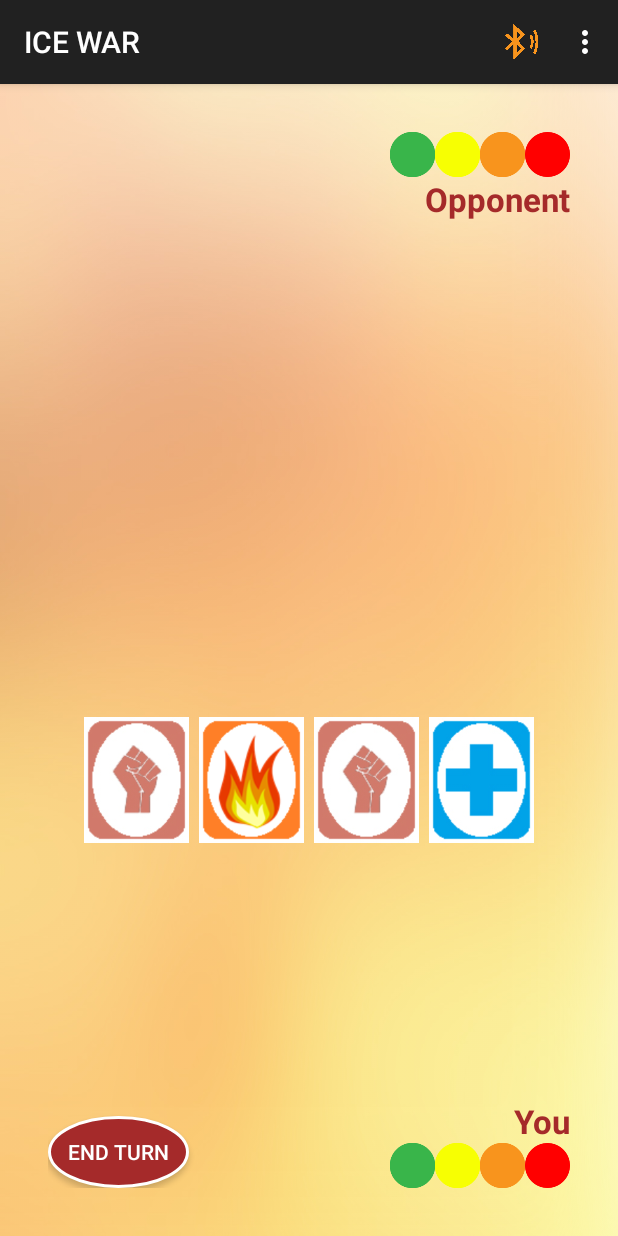
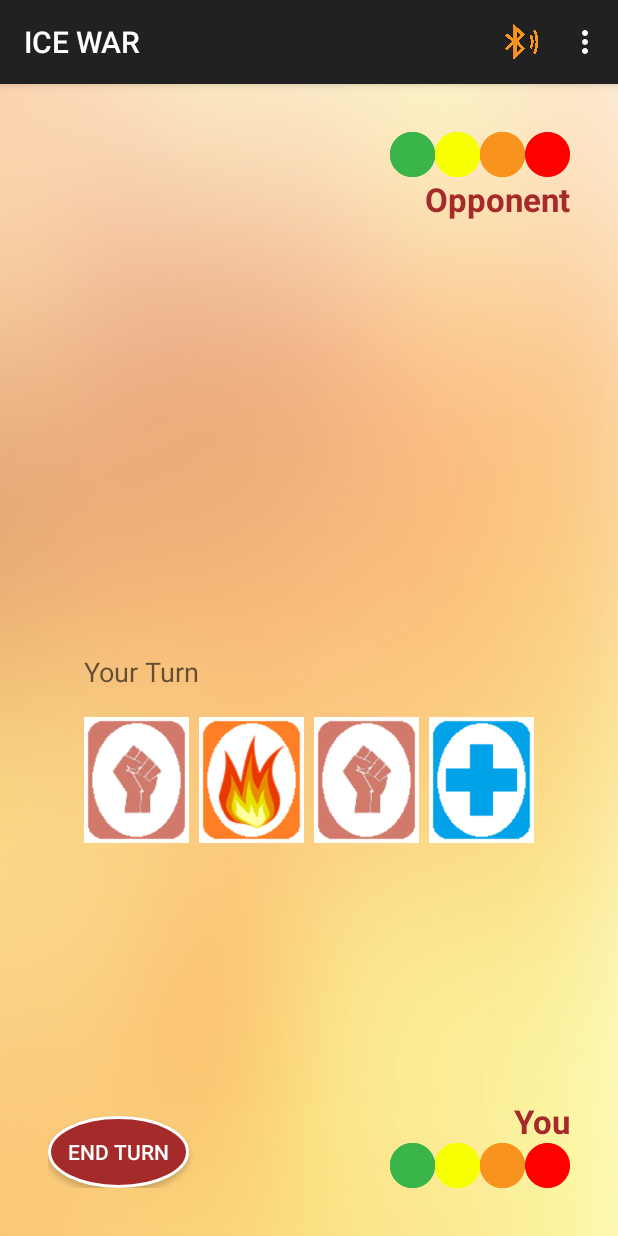
Before and after one commit to Johmphot/Card, an Android app: the MultiplayerGameActivity screen opened directly, with no data from a screen before it, on a phone screen of 412 x 824 dp. Run offline under Robolectric (Android 15) with nearby library versions, the phone set to English and light mode, and no system bars.

Commit message:
your turn

```diff
--- a/app/src/main/java/johmphot/card/bluetooth/MultiplayerGameActivity.java
+++ b/app/src/main/java/johmphot/card/bluetooth/MultiplayerGameActivity.java
@@ -40,6 +40,7 @@ import android.view.animation.TranslateAnimation;
 import android.widget.Button;
 import android.widget.ImageView;
 import android.widget.RelativeLayout;
+import android.widget.TextView;
 import android.widget.Toast;
 import java.io.IOException;
 import java.util.Random;
@@ -71,6 +72,7 @@ public class MultiplayerGameActivity extends Fragment
     private ImageView[] handCard = new ImageView[4];
     private ImageView fieldCardImage;
     private ImageView shieldIcon, opponentShieldIcon;
+    private TextView yourturnText;
     private Button endTurnButton;
 
     /**
@@ -296,6 +298,9 @@ public class MultiplayerGameActivity extends Fragment
 
         endTurnButton = (Button) view.findViewById(R.id.end_button);
 
+        yourturnText = (TextView) view.findViewById(R.id.yourturn_text);
+        yourturnText.setVisibility(View.INVISIBLE);
+
         final int amountToMoveRight = 0;
         final int amountToMoveDown = 200;
         anim = new TranslateAnimation(0, amountToMoveRight, 0, amountToMoveDown);
@@ -336,7 +341,8 @@ public class MultiplayerGameActivity extends Fragment
 
         setEndButton();
 
-        Log.i("Status", " "+isServer);
+        Log.i("Status", " " + isServer);
+        yourturnText.setVisibility(View.VISIBLE);
 
         if(!isServer)
         {
@@ -347,6 +353,7 @@ public class MultiplayerGameActivity extends Fragment
             }
             endTurnButton.setEnabled(false);
             fieldCardImage.setVisibility(View.INVISIBLE);
+            yourturnText.setVisibility(View.INVISIBLE);
             game.endTurn();
             clearField();
             sendData(new Card (0, 0, "End_turn"));
@@ -413,6 +420,7 @@ public class MultiplayerGameActivity extends Fragment
                 fieldCardImage.setVisibility(View.INVISIBLE);
                 game.opponentShieldExpire();
                 opponentShieldIcon.setVisibility(View.INVISIBLE);
+                yourturnText.setVisibility(View.INVISIBLE);
                 game.endTurn();
                 clearField();
                 try
@@ -716,6 +724,7 @@ public class MultiplayerGameActivity extends Fragment
                 clearField();
                 game.startTurn();
                 shieldIcon.setVisibility(View.INVISIBLE);
+                yourturnText.setVisibility(View.VISIBLE);
                 Log.i("EndTURN your HP " + game.playerHP, "opponent HP " + game.opponentHP);
                 updateHandUI();
                 updateBloodUI();
--- a/app/src/main/res/layout/fragment_multiplayer_game.xml
+++ b/app/src/main/res/layout/fragment_multiplayer_game.xml
@@ -217,4 +217,13 @@
         android:layout_below="@+id/opponent_label"
         android:layout_alignStart="@+id/shieldIcon"/>
 
+    <TextView
+        android:layout_width="wrap_content"
+        android:layout_height="wrap_content"
+        android:textAppearance="?android:attr/textAppearanceMedium"
+        android:text="Your Turn"
+        android:id="@+id/yourturn_text"
+        android:layout_alignBottom="@+id/shieldIcon"
+        android:layout_alignStart="@+id/card1"/>
+
 </RelativeLayout>
```
Also changed, not shown: 1 other file.
